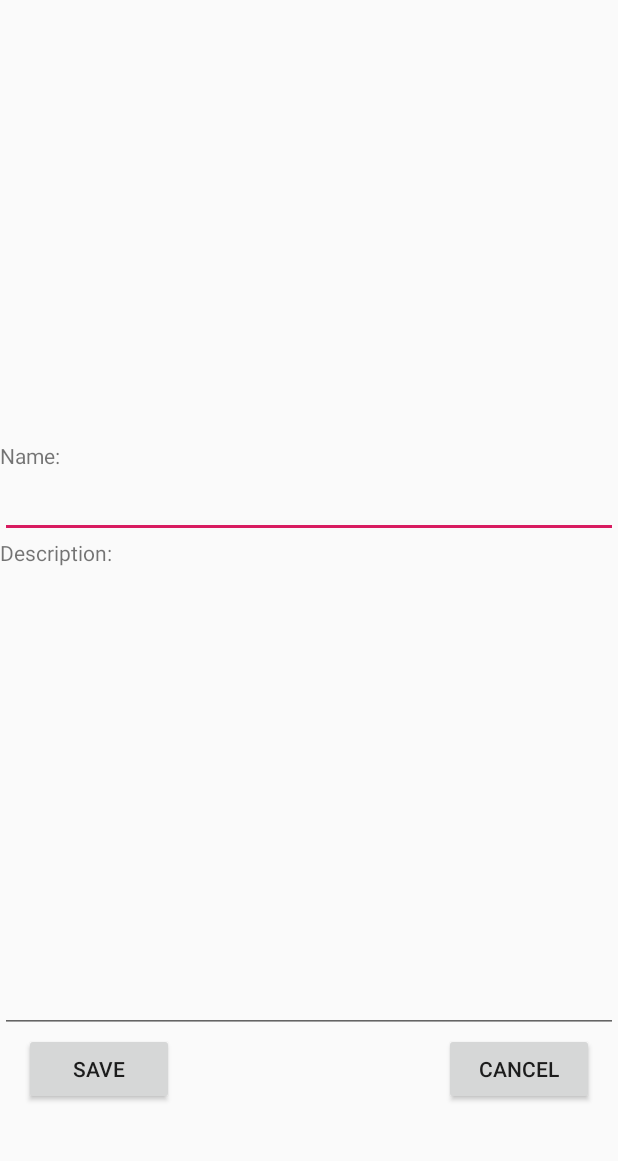
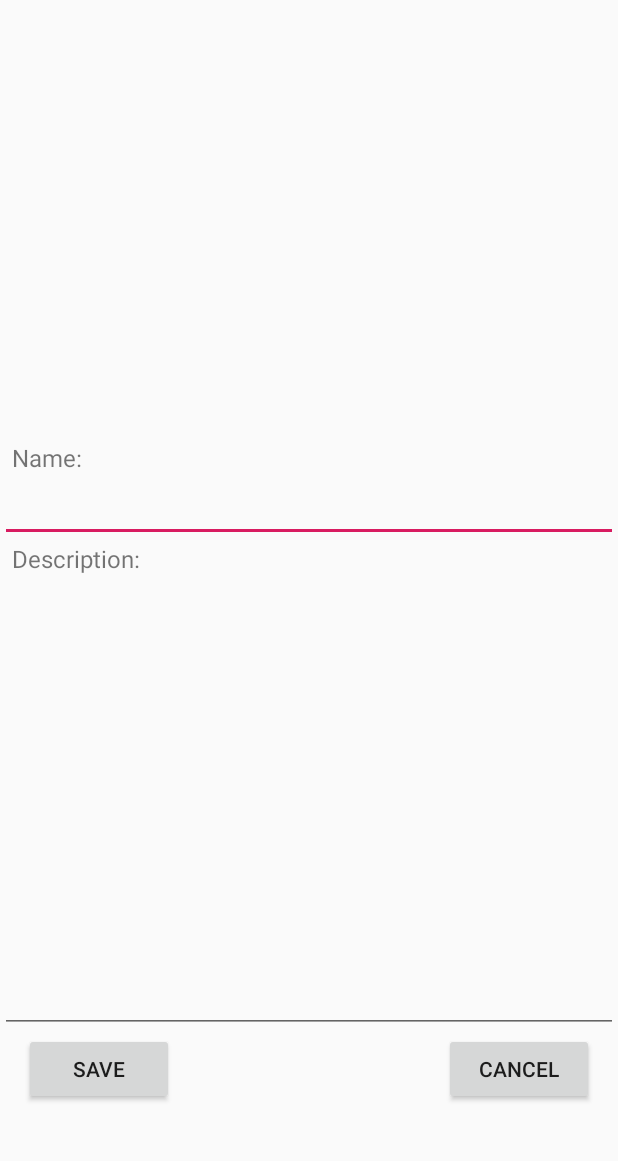
Before and after one commit to enniomara/AInterak, an Android app: the AddMarkerActivity screen opened directly, with no data from a screen before it, on a phone screen of 412 x 824 dp, the part 53-1214 px from its top. Run offline under Robolectric (Android 15) with nearby library versions, the phone set to English and light mode, and no system bars; our stand-ins replace Room's generated code.

Commit message:
Clean up

```diff
--- a/app/src/main/java/com/example/ainterak/MapsActivity.java
+++ b/app/src/main/java/com/example/ainterak/MapsActivity.java
@@ -2,7 +2,6 @@ package com.example.ainterak;
 
 import android.content.Intent;
 import android.location.Location;
-import android.support.design.widget.FloatingActionButton;
 import android.os.Bundle;
 import android.support.annotation.NonNull;
 import android.support.v4.app.FragmentActivity;
--- a/app/src/main/res/layout/activity_add_marker.xml
+++ b/app/src/main/res/layout/activity_add_marker.xml
@@ -25,7 +25,9 @@
         <TextView
             android:layout_width="match_parent"
             android:layout_height="wrap_content"
-            android:text="@string/name" />
+            android:text="@string/name"
+            android:textSize="16dp"
+            android:layout_marginStart="8dp"/>
         <EditText
             android:layout_width="match_parent"
             android:layout_height="wrap_content"
@@ -35,7 +37,9 @@
         <TextView
             android:layout_width="match_parent"
             android:layout_height="wrap_content"
-            android:text="@string/description" />
+            android:text="@string/description"
+            android:textSize="16dp"
+            android:layout_marginStart="8dp"/>
         <EditText
             android:layout_width="match_parent"
             android:layout_height="0dp"
```
